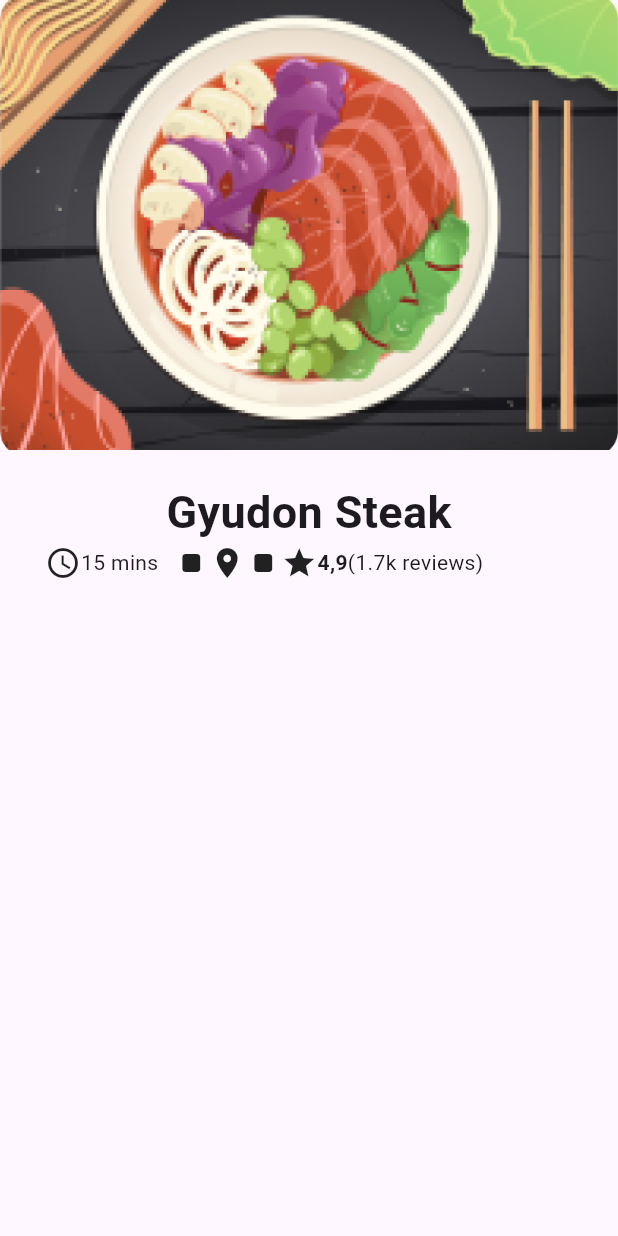
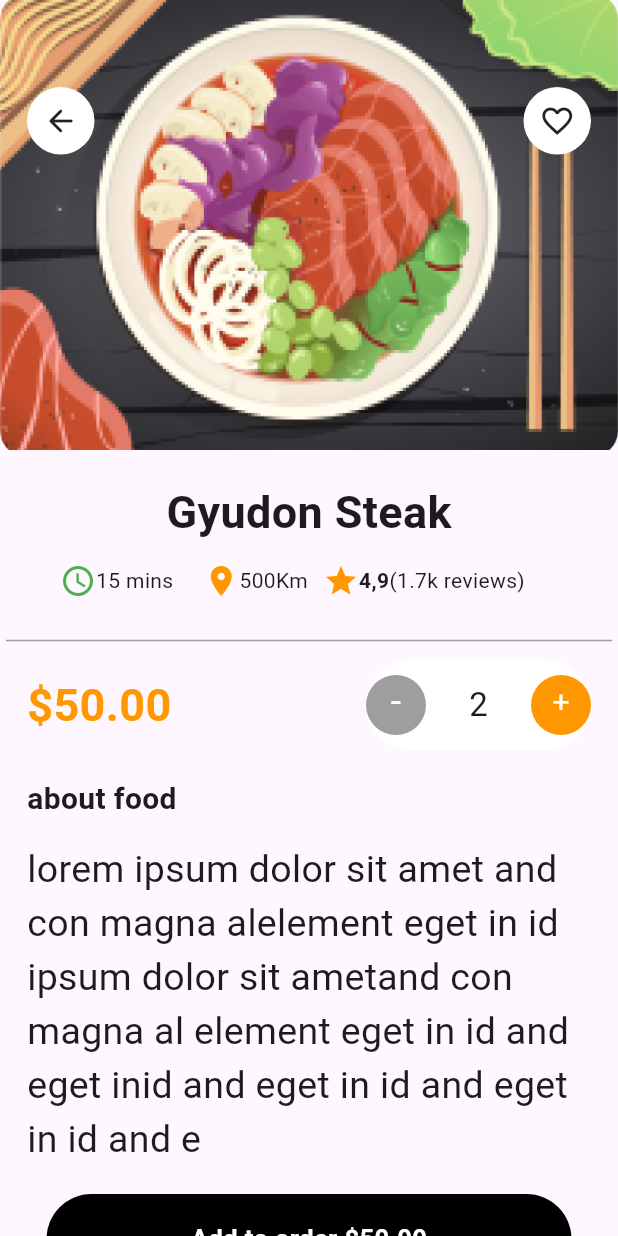
Before and after one commit to bhilbis/flutter-ecommerce, a Flutter app: the screen it shows after launch, after a tap on "Gyudon Steak", on a phone screen of 412 x 824 dp. Run offline on Flutter 3.47's test engine with Material 3 defaults, Android fonts, the phone set to English and light mode, and no system bars.

Commit message:
update detailed

```diff
--- a/lib/screens/detail_screen.dart
+++ b/lib/screens/detail_screen.dart
@@ -13,39 +13,191 @@ class DetailPage extends StatelessWidget {
               Container(
                 height: 300,
                 width: 412,
-                decoration: BoxDecoration(
+                decoration: const BoxDecoration(
                   image: DecorationImage(
                     fit: BoxFit.cover,
                     image: AssetImage('assets/images/mainfood.png')
                   )
                 ),
-              )
+              ),
+              Row(
+                mainAxisAlignment: MainAxisAlignment.spaceBetween,
+                children: [
+                  Padding(
+                    padding: const EdgeInsets.only(top: 58.0, left: 18),
+                    child: Container(
+                      height: 45,
+                      width: 45,
+                      decoration: BoxDecoration(
+                        color: Colors.white,
+                        borderRadius: BorderRadius.circular(80)
+                      ),
+                      child: Icon(Icons.arrow_back_rounded),
+                    ),
+
+                  ),
+                  Padding(
+                    padding: const EdgeInsets.only(top: 58.0, left: 18, right: 18),
+                    child: Container(
+                      height: 45,
+                      width: 45,
+                      decoration: BoxDecoration(
+                        color: Colors.white,
+                        borderRadius: BorderRadius.circular(80)
+                      ),
+                      child: Icon(Icons.favorite_border),
+                    ),
+                  ),
+                ],
+              ),
             ],
-          ),SizedBox(
+          ),
+
+          const SizedBox(
             height: 20,
           ),
-          Text('Gyudon Steak', style: TextStyle(
+          const Text('Gyudon Steak', style: TextStyle(
             fontWeight: FontWeight.bold,
             fontSize: 30,
           ),),
+          const SizedBox(
+            height: 12,
+          ),
           Padding(
-            padding: const EdgeInsets.only(left: 30.0),
+            padding: const EdgeInsets.only(left: 40.0),
             child: Row(
               children: [
-                Icon(Icons.watch_later_outlined),
+                Icon(Icons.watch_later_outlined, color: Colors.green,),
                 Text('15 mins'),
                 SizedBox(
                   width: 10,
                 ),
-                Icon(Icons.stop_rounded),
-                Icon(Icons.location_on),
-                Icon(Icons.stop_rounded),
-                Icon(Icons.star),
+                SizedBox(
+                  width: 10,
+                ),
+                Icon(Icons.location_on, color: Colors.orange,),
+                Text('500Km'),
+                SizedBox(
+                  width: 10,
+                ),
+                Icon(Icons.star, color: Colors.orange,),
                 Text('4,9', style: TextStyle(
                   fontWeight: FontWeight.bold,
                 ),),
-                Text('(1.7k reviews)')
+                Text('(1.7k reviews)'),
               ],
+            ),
+          ),
+          const SizedBox(
+            height: 15,
+          ),
+          const Divider(
+            color: Colors.grey,
+            height: 26,
+            thickness: 1,
+            indent: 4,
+            endIndent: 4,
+            ),
+          Padding(
+            padding: const EdgeInsets.only(left: 18.0, right: 18.0,),
+            child: Row(
+              mainAxisAlignment: MainAxisAlignment.spaceBetween,
+              children: [
+                const Text('\$50.00', style: TextStyle(
+                  fontWeight: FontWeight.bold,
+                  fontSize: 30,
+                  color: Colors.orange
+                ),),
+                Container(
+                  decoration: BoxDecoration(
+                    color: Colors.white,
+                    borderRadius: BorderRadius.circular(30)
+                  ),
+                  height: 60,
+                  width: 150,
+                  child: Row(
+                    mainAxisAlignment: MainAxisAlignment.spaceBetween,
+                    children: [
+                      Container(
+                        decoration: BoxDecoration(
+                          color: Colors.grey,
+                          borderRadius: BorderRadius.circular(80)
+                        ),
+                        height: 40,
+                        width: 40,
+                        child: Padding(
+                          padding: const EdgeInsets.only(bottom: 12.0),
+                          child: const Center(child: Text('-', style: TextStyle(
+                            color: Colors.white, fontSize: 25
+                          ),)),
+                        ),
+                      ),
+                      const Text('2', style: TextStyle(
+                        fontSize: 22,
+                      ),),
+                      Container(
+                        decoration: BoxDecoration(
+                          color: Colors.orange,
+                          borderRadius: BorderRadius.circular(80)
+                        ),
+                        height: 40,
+                        width: 40,
+                        child: Padding(
+                          padding: const EdgeInsets.only(bottom: 4.0),
+                          child: const Center(child: Text('+', style: TextStyle(
+                            color: Colors.white, fontSize: 20
+                          ),)),
+                        ),
+                      )
+                    ],
+                  ),
+                )
+              ],
+            ),
+          ),
+          Padding(
+            padding: const EdgeInsets.all(18.0),
+            child: Container(
+              alignment: Alignment.topLeft,
+              child: Column(
+                crossAxisAlignment: CrossAxisAlignment.start,
+                mainAxisAlignment: MainAxisAlignment.start,
+                children: [
+                Text('about food',style: TextStyle(
+                  fontSize: 20,
+                  fontWeight: FontWeight.bold
+                ),),
+                SizedBox(
+                  height: 15,
+                ),
+                Text(
+                  'lorem ipsum dolor sit amet and con magna al'
+                  'element eget in id ipsum dolor sit amet'
+                  'and con magna al element eget in id and eget in'
+                  'id and eget in id and eget in id and e',style: TextStyle(
+                    fontSize: 25
+                  ),),
+                ],
+              ),
+            ),
+          ),
+          Spacer(),
+          Padding(
+            padding: const EdgeInsets.only(bottom: 20.0),
+            child: Container(
+              height: 60,
+              width: 350,
+              decoration: BoxDecoration(
+                color: Colors.black,
+                borderRadius: BorderRadius.circular(30)
+              ),
+              child: Center(
+                child: Text(
+                  'Add to order \$50.00', style: TextStyle(
+                    color: Colors.white,fontWeight: FontWeight.bold,fontSize: 17,
+                  ),
+                ),
+              ),
             ),
           )
         ],
--- a/lib/widgets/products_screen.dart
+++ b/lib/widgets/products_screen.dart
@@ -13,8 +13,8 @@ class Products extends StatelessWidget {
           Padding(
             padding: const EdgeInsets.only(left: 20.0, bottom: 5),
             child: Container(
-              height: 310,
-              width: 220,
+              height: 330,
+              width: 240,
               decoration: BoxDecoration(
                   color: Colors.white,
                   boxShadow: [
@@ -38,8 +38,8 @@ class Products extends StatelessWidget {
                   children: [
                     Container(
                       child: Image(
-                        height: 165,
-                        width: 220,
+                        height: 180,
+                        width: 240,
                         image: AssetImage('assets/images/mainfood.png'),
                       ),
                     ),
@@ -51,7 +51,7 @@ class Products extends StatelessWidget {
                       ),
                     ),
                     SizedBox(
-                      height: 8,
+                      height: 10,
                     ),
                     Padding(
                       padding: const EdgeInsets.only(left: 6.0),
@@ -86,7 +86,7 @@ class Products extends StatelessWidget {
                         ),
                         Padding(
                           padding: const EdgeInsets.only(
-                               top: 11, bottom: 5),
+                               top: 11, bottom: 5, right: 15),
                           child: FloatingActionButton(
                             backgroundColor: Colors.orange,
                             child: Icon(
@@ -107,8 +107,8 @@ class Products extends StatelessWidget {
           Padding(
             padding: const EdgeInsets.only(left: 20.0, bottom: 5),
             child: Container(
-              height: 300,
-              width: 214,
+              height: 330,
+              width: 240,
               decoration: BoxDecoration(
                   color: Colors.white,
                   boxShadow: [
@@ -124,7 +124,7 @@ class Products extends StatelessWidget {
               child: Column(
                 children: [
                   Image(
-                    height: 150,
+                    height: 180,
                     image: AssetImage('assets/images/image1.png'),
                   ),
                   Text(
@@ -170,7 +170,7 @@ class Products extends StatelessWidget {
                       ),
                       Padding(
                         padding: const EdgeInsets.only(
-                            right: 10, top: 11, bottom: 5),
+                            right: 15, top: 11, bottom: 5),
                         child: FloatingActionButton(
                           backgroundColor: Colors.orange,
                           child: Icon(
@@ -189,8 +189,8 @@ class Products extends StatelessWidget {
           Padding(
             padding: const EdgeInsets.only(left: 20.0, right: 18, bottom: 5),
             child: Container(
-              height: 300,
-              width: 214,
+              height: 330,
+              width: 240,
               decoration: BoxDecoration(
                   color: Colors.white,
                   boxShadow: [
@@ -206,7 +206,7 @@ class Products extends StatelessWidget {
               child: Column(
                 children: [
                   Image(
-                    height: 150,
+                    height: 180,
                     image: AssetImage('assets/images/image2.png'),
                   ),
                   Text(
@@ -252,7 +252,7 @@ class Products extends StatelessWidget {
                       ),
                       Padding(
                         padding: const EdgeInsets.only(
-                            right: 10, top: 11, bottom: 5),
+                            right: 15, top: 11, bottom: 5),
                         child: FloatingActionButton(
                           backgroundColor: Colors.orange,
                           child: Icon(
--- a/pubspec.yaml
+++ b/pubspec.yaml
@@ -61,7 +61,6 @@ flutter:
   # To add assets to your application, add an assets section, like this:
   assets:
     - assets/images/
-    - assets/mainfood.png
     - assets/icons/
   #   - images/a_dot_ham.jpeg
 
```
